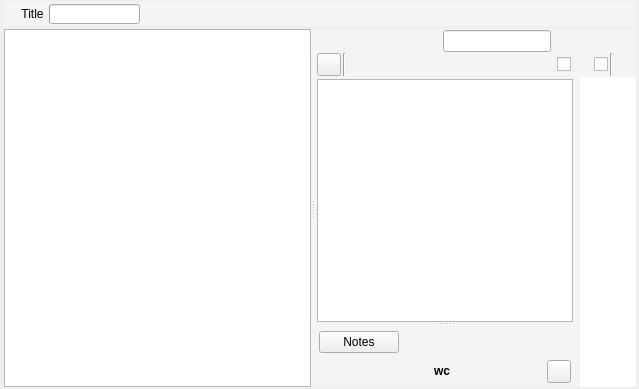
Qt form ui/manuscript_view.ui (zkovari/plotlyst) before a commit.
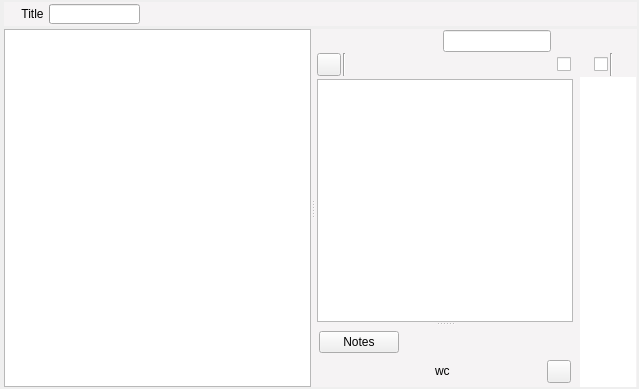
The same form after that commit. Custom widgets are drawn as their Qt base class.

Commit message: Remove font properties from some UI files

What changed in the file:
```diff
--- a/ui/manuscript_view.ui
+++ b/ui/manuscript_view.ui
@@ -570,12 +570,6 @@
                 </item>
                 <item alignment="Qt::AlignHCenter|Qt::AlignVCenter">
                  <widget class="WordsDisplay" name="lblWordCount">
-                  <property name="font">
-                   <font>
-                    <weight>75</weight>
-                    <bold>true</bold>
-                   </font>
-                  </property>
                   <property name="text">
                    <string>wc</string>
                   </property>
```
The commit also changes 7 other files.
